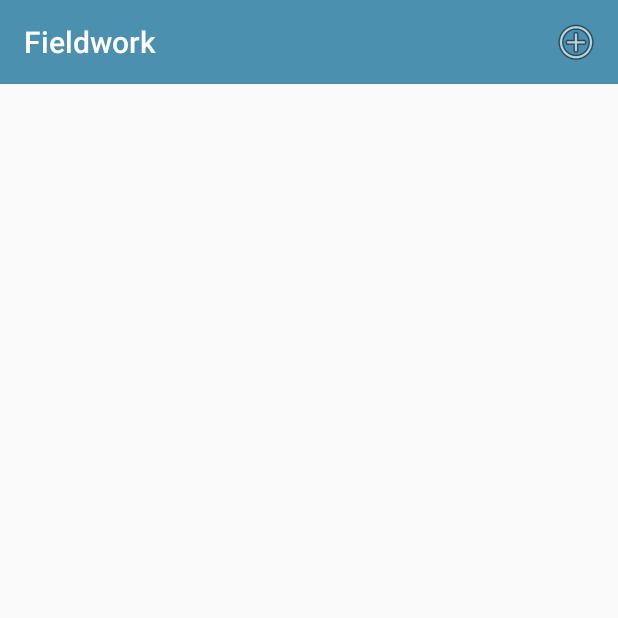
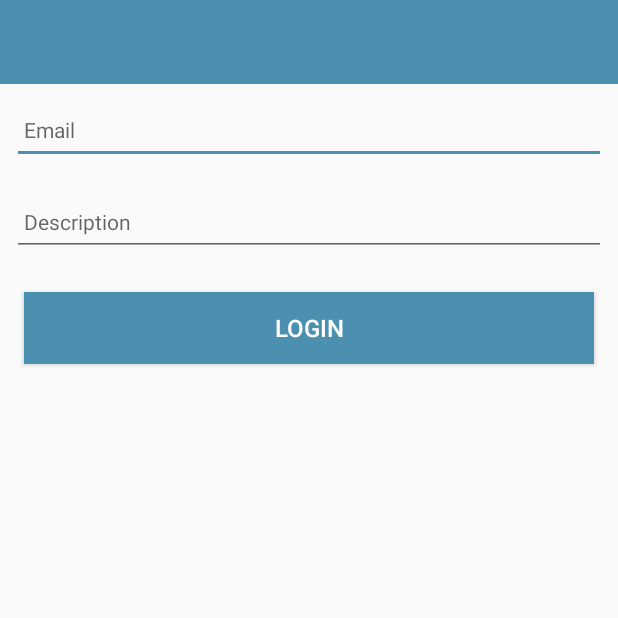
Before and after one commit to markmurphydunhill/ArchaeologicalFieldwork-Part2, an Android app: the screen it shows after launch (FieldworkListActivity before the commit, LoginActivity after it), on a phone screen of 412 x 824 dp, the top half of it. Run offline under Robolectric (Android 15) with nearby library versions, the phone set to English and light mode, and no system bars; 3 statements that could not run were skipped.

Commit message:
User & Login

```diff
--- a/app/src/main/AndroidManifest.xml
+++ b/app/src/main/AndroidManifest.xml
@@ -34,8 +34,10 @@
             android:name=".activities.MapActivity"
             android:label="@string/title_activity_map"></activity>
         <activity android:name=".activities.FieldworkActivity" />
-        <activity android:name=".activities.FieldworkListActivity">
-            <intent-filter>
+        <activity android:name=".activities.FieldworkListActivity"/>
+        <activity android:name=".activities.LoginActivity">
+
+             <intent-filter>
                 <action android:name="android.intent.action.MAIN" />
 
                 <category android:name="android.intent.category.LAUNCHER" />
--- a/app/src/main/java/org/wit/fieldwork/activities/FieldworkListActivity.kt
+++ b/app/src/main/java/org/wit/fieldwork/activities/FieldworkListActivity.kt
@@ -14,6 +14,7 @@ import org.jetbrains.anko.startActivityForResult
 import org.wit.fieldwork.R
 import org.wit.fieldwork.main.MainApp
 import org.wit.fieldwork.models.FieldworkModel
+import org.wit.fieldwork.models.UserModel
 
 //import org.wit.fieldwork.models.FieldworkModel
 
@@ -23,11 +24,16 @@ import org.wit.fieldwork.models.FieldworkModel
 class FieldworkListActivity : AppCompatActivity(), FieldworkListener {
 
     lateinit var app: MainApp
+//    var user = UserModel()
+    //var homer = ("homer@homer.com","secret")
+
 
     override fun onCreate(savedInstanceState: Bundle?) {
         super.onCreate(savedInstanceState)
         setContentView(R.layout.activity_fieldwork_list)
         app = application as MainApp
+
+
 
         toolbar.title = title
         setSupportActionBar(toolbar)
--- /dev/null
+++ b/app/src/main/java/org/wit/fieldwork/activities/LoginActivity.kt
@@ -0,0 +1,59 @@
+package org.wit.fieldwork.activities
+
+import androidx.appcompat.app.AppCompatActivity
+import android.os.Bundle
+import kotlinx.android.synthetic.main.activity_login.*
+import org.jetbrains.anko.AnkoLogger
+import org.jetbrains.anko.info
+import org.jetbrains.anko.toast
+import org.wit.fieldwork.R
+import org.wit.fieldwork.main.MainApp
+import org.wit.fieldwork.models.UserModel
+import android.content.Intent
+import com.google.android.gms.common.internal.safeparcel.SafeParcelable.Class
+import org.jetbrains.anko.startActivityForResult
+
+
+class LoginActivity : AppCompatActivity(), AnkoLogger {
+
+    lateinit var app: MainApp
+    var user = UserModel()
+  //  var homer = ("homer", "secret")
+
+    override fun onCreate(savedInstanceState: Bundle?) {
+        super.onCreate(savedInstanceState)
+
+        setContentView(R.layout.activity_login)
+        info("Placemark Activity started..")
+        app = application as MainApp
+        user.email = "homer"
+        user.password = "secret"
+        app.users.createUser(user.copy())
+
+
+        btnLogin.setOnClickListener() {
+            info("Login Button Pressed")
+            startActivityForResult<FieldworkListActivity>(0)
+
+
+
+
+          /*  user.email = email.text.toString()
+            user.password = password.text.toString()
+
+            if (user.email.isEmpty()) {
+                toast(R.string.enter_fieldwork_title)
+            } else {
+
+                    app.fieldworks.login(user.copy())
+
+
+
+            // info("add Button Pressed: $fieldmarkTitle")
+            //setResult(AppCompatActivity.RESULT_OK)
+            //finish()
+        }*/
+
+        }
+    }
+}
--- a/app/src/main/java/org/wit/fieldwork/main/MainApp.kt
+++ b/app/src/main/java/org/wit/fieldwork/main/MainApp.kt
@@ -5,16 +5,20 @@ import org.jetbrains.anko.AnkoLogger
 import org.jetbrains.anko.info
 import org.wit.fieldwork.models.FieldworkStore
 import org.wit.fieldwork.models.FieldworkJSONStore
-import org.wit.fieldwork.models.FieldworkMemStore
+//import org.wit.fieldwork.models.FieldworkMemStore
+import org.wit.fieldwork.models.UserJSONStore
+import org.wit.fieldwork.models.UserStore
 
 
 class MainApp : Application(), AnkoLogger {
 
     lateinit var fieldworks: FieldworkStore
+    lateinit var users: UserStore
 
     override fun onCreate() {
         super.onCreate()
         fieldworks = FieldworkJSONStore(applicationContext)
-        info("Placemark started")
+        users = UserJSONStore(applicationContext)
+        info("Fieldwork started")
     }
 }
--- a/app/src/main/java/org/wit/fieldwork/models/FieldworkJSONStore.kt
+++ b/app/src/main/java/org/wit/fieldwork/models/FieldworkJSONStore.kt
@@ -10,9 +10,9 @@ import org.jetbrains.anko.toast
 import org.wit.fieldwork.helpers.*
 import java.util.*
 
-val JSON_FILE = "fieldworks.json"
-val gsonBuilder = GsonBuilder().setPrettyPrinting().create()
-val listType = object : TypeToken<java.util.ArrayList<FieldworkModel>>() {}.type
+private val JSON_FILE = "fieldworks.json"
+private val gsonBuilder = GsonBuilder().setPrettyPrinting().create()
+private val listType = object : TypeToken<java.util.ArrayList<FieldworkModel>>() {}.type
 
 fun generateRandomId(): Long {
     return Random().nextLong()
@@ -22,6 +22,7 @@ class FieldworkJSONStore : FieldworkStore, AnkoLogger {
 
     val context: Context
     var fieldworks = mutableListOf<FieldworkModel>()
+
 
     constructor (context: Context) {
         this.context = context
@@ -34,11 +35,14 @@ class FieldworkJSONStore : FieldworkStore, AnkoLogger {
         return fieldworks
     }
 
+
+
     override fun create(fieldwork: FieldworkModel) {
         fieldwork.id = generateRandomId()
         fieldworks.add(fieldwork)
         serialize()
     }
+
 
 
     override fun update(fieldwork: FieldworkModel) {
@@ -50,9 +54,9 @@ class FieldworkJSONStore : FieldworkStore, AnkoLogger {
             foundFieldwork.title = fieldwork.title
             foundFieldwork.description = fieldwork.description
             foundFieldwork.image = fieldwork.image
-         //   foundFieldwork.lat = placemark.lat
-         //   foundFieldwork.lng = placemark.lng
-         //   foundFieldwork.zoom = placemark.zoom
+            foundFieldwork.lat = fieldwork.lat
+            foundFieldwork.lng = fieldwork.lng
+            foundFieldwork.zoom = fieldwork.zoom
         }
 
         serialize()
--- a/app/src/main/java/org/wit/fieldwork/models/FieldworkMemStore.kt
+++ b/app/src/main/java/org/wit/fieldwork/models/FieldworkMemStore.kt
@@ -1,4 +1,4 @@
-package org.wit.fieldwork.models
+/*package org.wit.fieldwork.models
 
 import org.jetbrains.anko.AnkoLogger
 import org.jetbrains.anko.info
@@ -12,10 +12,15 @@ internal fun getId(): Long {
 class FieldworkMemStore : FieldworkStore, AnkoLogger {
 
     val fieldworks = ArrayList<FieldworkModel>()
+    val users = ArrayList<UserModel>()
 
     override fun findAll(): List<FieldworkModel> {
         return fieldworks
     }
+
+    /*override fun findAllUsers(): MutableList<UserModel>{
+        return users
+    }*/
 
 
     override fun create(fieldwork: FieldworkModel) {
@@ -43,4 +48,4 @@ class FieldworkMemStore : FieldworkStore, AnkoLogger {
     }
 
 
-}
+}*/
--- a/app/src/main/java/org/wit/fieldwork/models/FieldworkModel.kt
+++ b/app/src/main/java/org/wit/fieldwork/models/FieldworkModel.kt
@@ -16,3 +16,7 @@ data class FieldworkModel(  var id: Long = 0,
 data class Location(var lat: Double = 0.0,
                     var lng: Double = 0.0,
                     var zoom: Float = 0f) : Parcelable
+/*
+@Parcelize
+data class UserModel(var email: String = "",
+                var password: String = "") : Parcelable*/
--- a/app/src/main/java/org/wit/fieldwork/models/FieldworkStore.kt
+++ b/app/src/main/java/org/wit/fieldwork/models/FieldworkStore.kt
@@ -4,4 +4,7 @@ interface FieldworkStore {
   fun findAll(): List<FieldworkModel>
   fun create(fieldwork: FieldworkModel)
   fun update (fieldwork: FieldworkModel)
+  //fun login(user: UserModel)
+  //fun findAllUsers(): List<UserModel>
+
 }
--- /dev/null
+++ b/app/src/main/java/org/wit/fieldwork/models/UserJSONStore.kt
@@ -0,0 +1,55 @@
+package org.wit.fieldwork.models
+
+
+import android.content.Context
+import com.google.gson.Gson
+import com.google.gson.GsonBuilder
+import com.google.gson.reflect.TypeToken
+import org.jetbrains.anko.AnkoLogger
+import org.jetbrains.anko.info
+import org.jetbrains.anko.toast
+import org.wit.fieldwork.helpers.*
+import java.util.*
+
+private val JSON_FILE = "users.json"
+private val gsonBuilder = GsonBuilder().setPrettyPrinting().create()
+private val listType = object : TypeToken<java.util.ArrayList<UserModel>>() {}.type
+
+
+
+class UserJSONStore : UserStore, AnkoLogger {
+
+    val context: Context
+   // var fieldworks = mutableListOf<FieldworkModel>()
+    var users = mutableListOf<UserModel>()
+
+
+
+    constructor (context: Context) {
+        this.context = context
+        if (exists(context, JSON_FILE)) {
+            deserialize()
+        }
+    }
+
+    override fun createUser(user: UserModel) {
+
+        users.add(user)
+        info(user)
+        serialize()
+    }
+
+    override fun findAllUsers(): MutableList<UserModel>{
+        return users
+    }
+
+    private fun serialize() {
+        val jsonString = gsonBuilder.toJson(users, listType)
+        write(context, JSON_FILE, jsonString)
+    }
+
+    private fun deserialize() {
+        val jsonString = read(context, JSON_FILE)
+        users = Gson().fromJson(jsonString, listType)
+    }
+}
--- /dev/null
+++ b/app/src/main/java/org/wit/fieldwork/models/UserModel.kt
@@ -0,0 +1,8 @@
+package org.wit.fieldwork.models
+
+import android.os.Parcelable
+import kotlinx.android.parcel.Parcelize
+
+@Parcelize
+data class UserModel(var email: String = "",
+                var password: String = "") : Parcelable
--- /dev/null
+++ b/app/src/main/java/org/wit/fieldwork/models/UserStore.kt
@@ -0,0 +1,11 @@
+package org.wit.fieldwork.models
+
+interface UserStore {
+  //fun findAll(): List<FieldworkModel>
+  //fun create(fieldwork: FieldworkModel)
+  //fun update (fieldwork: FieldworkModel)
+  fun createUser(user: UserModel)
+  fun findAllUsers(): List<UserModel>
+
+
+}
--- /dev/null
+++ b/app/src/main/res/layout/activity_login.xml
@@ -0,0 +1,90 @@
+<?xml version="1.0" encoding="utf-8"?>
+<androidx.constraintlayout.widget.ConstraintLayout xmlns:android="http://schemas.android.com/apk/res/android"
+    xmlns:app="http://schemas.android.com/apk/res-auto"
+    xmlns:tools="http://schemas.android.com/tools"
+    android:layout_width="match_parent"
+    android:layout_height="match_parent"
+    tools:context=".activities.LoginActivity">
+
+    <RelativeLayout
+        android:layout_width="match_parent"
+        android:layout_height="wrap_content"
+        app:layout_constraintBottom_toBottomOf="parent"
+        app:layout_constraintTop_toTopOf="parent">
+
+        <com.google.android.material.appbar.AppBarLayout
+            android:id="@+id/appBarLayout"
+            android:layout_width="match_parent"
+            android:layout_height="wrap_content"
+            android:background="@color/colorAccent"
+            android:fitsSystemWindows="true"
+            app:elevation="0dip"
+            app:theme="@style/ThemeOverlay.AppCompat.Dark.ActionBar">
+
+            <androidx.appcompat.widget.Toolbar
+                android:id="@+id/toolbarAdd"
+                android:layout_width="match_parent"
+                android:layout_height="wrap_content"
+                app:titleTextColor="@color/colorPrimary" />
+        </com.google.android.material.appbar.AppBarLayout>
+
+        <ScrollView
+            android:layout_width="match_parent"
+            android:layout_height="match_parent"
+            android:layout_below="@id/appBarLayout"
+            android:fillViewport="true">
+
+            <LinearLayout
+                android:layout_width="match_parent"
+                android:layout_height="wrap_content"
+                android:orientation="vertical">
+
+                <EditText
+                    android:id="@+id/email"
+                    android:layout_width="match_parent"
+                    android:layout_height="45dp"
+                    android:layout_margin="8dp"
+                    android:autofillHints=""
+                    android:hint="Email"
+                    android:inputType="text"
+                    android:maxLength="25"
+                    android:maxLines="1"
+                    android:padding="8dp"
+                    android:textColor="@color/colorPrimaryDark"
+                    android:textSize="14sp" />
+
+
+
+                <EditText
+                    android:id="@+id/password"
+                    android:layout_width="match_parent"
+                    android:layout_height="45dp"
+                    android:layout_margin="8dp"
+                    android:autofillHints=""
+                    android:hint="@string/hint_password"
+                    android:inputType="text"
+                    android:maxLength="25"
+                    android:maxLines="1"
+                    android:padding="8dp"
+                    android:textColor="@color/colorPrimaryDark"
+                    android:textSize="14sp" />
+
+                <Button
+                    android:id="@+id/btnLogin"
+                    android:layout_width="match_parent"
+                    android:layout_height="wrap_content"
+                    android:layout_margin="16dp"
+                    android:background="@color/colorAccent"
+                    android:paddingBottom="8dp"
+                    android:paddingTop="8dp"
+                    android:text="@string/button_login"
+                    android:textColor="@color/colorPrimary"
+                    android:textSize="16sp"/>
+
+
+
+            </LinearLayout>
+        </ScrollView>
+    </RelativeLayout>
+
+</androidx.constraintlayout.widget.ConstraintLayout>
--- a/app/src/main/res/values/strings.xml
+++ b/app/src/main/res/values/strings.xml
@@ -16,4 +16,8 @@
     <string name="title_activity_map">Map</string>
     <string name="change_fieldwork_image">Change fieldwork image</string>
 
+    <string name="hint_email">Fieldwork Title</string>
+    <string name="hint_password">Description </string>
+    <string name="button_login">Login</string>
+
 </resources>
```
